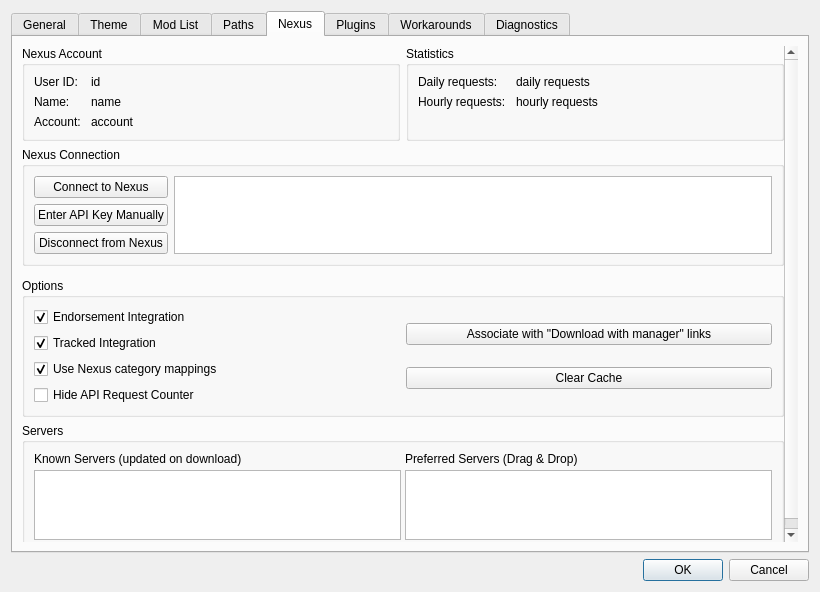
Before: the Qt Designer form src/settingsdialog.ui in ModOrganizer2/modorganizer, drawn with Qt 5.
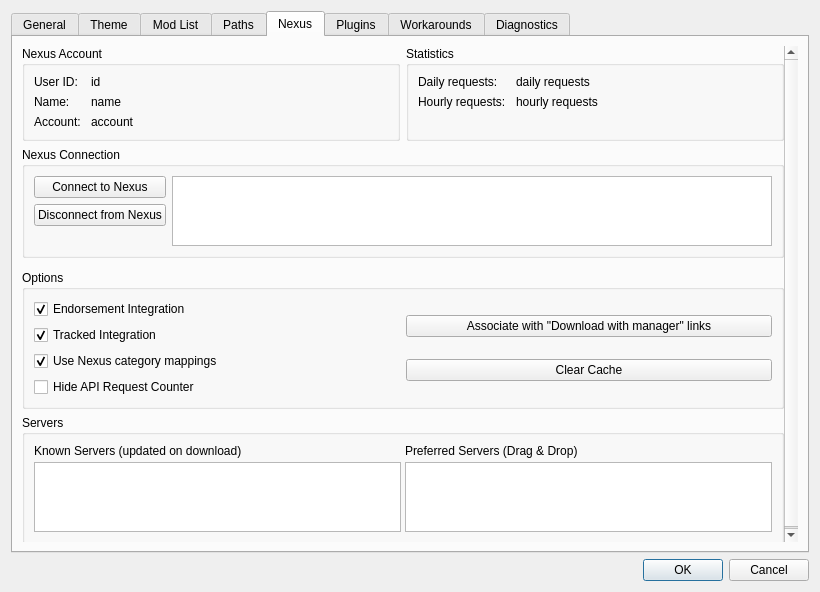
After: the same form once the commit is applied. The open tabs and pages were chosen to show the change. Icons and pictures are not drawn. Custom widgets are drawn as their Qt base class.

```diff
--- a/src/settingsdialog.ui
+++ b/src/settingsdialog.ui
@@ -1214,16 +1214,6 @@
                    </property>
                   </widget>
                  </item>
-                 <item>
-                  <widget class="QPushButton" name="nexusManualKey">
-                   <property name="toolTip">
-                    <string>Manually enter the API key and try to login</string>
-                   </property>
-                   <property name="text">
-                    <string>Enter API Key Manually</string>
-                   </property>
-                  </widget>
-                 </item>
                  <item>
                   <widget class="QPushButton" name="nexusDisconnect">
                    <property name="toolTip">
```
Left out of the diff: 2 changed lines with no effect on the pictures. Lines whose indentation alone changed are shown as unchanged.
